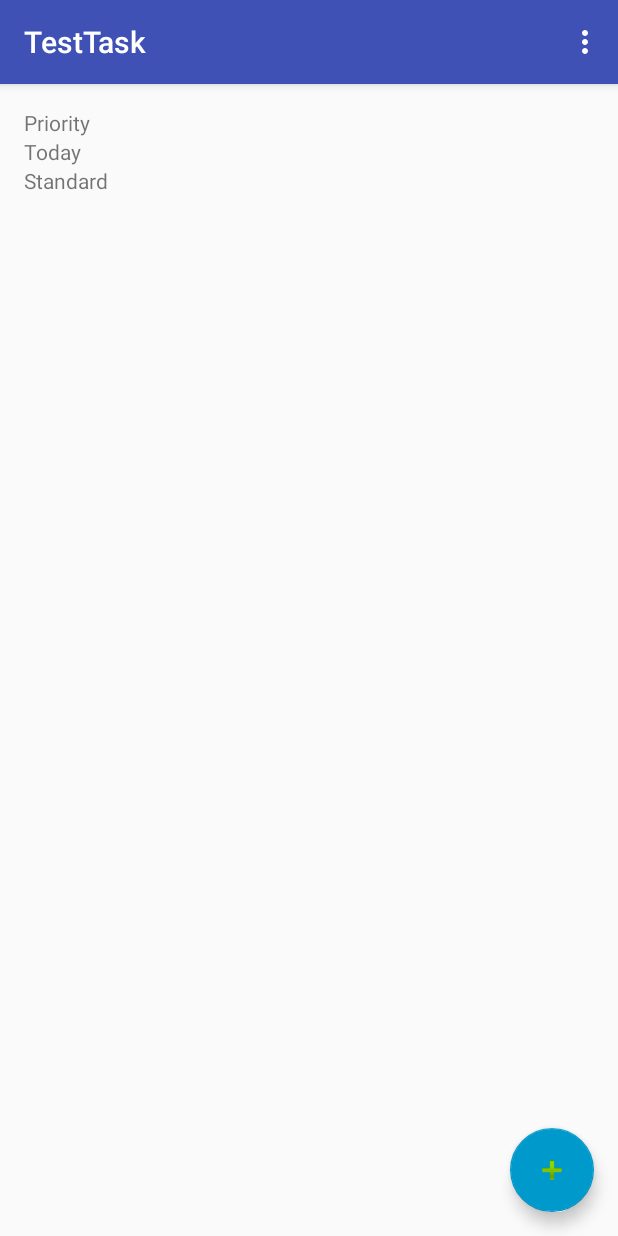
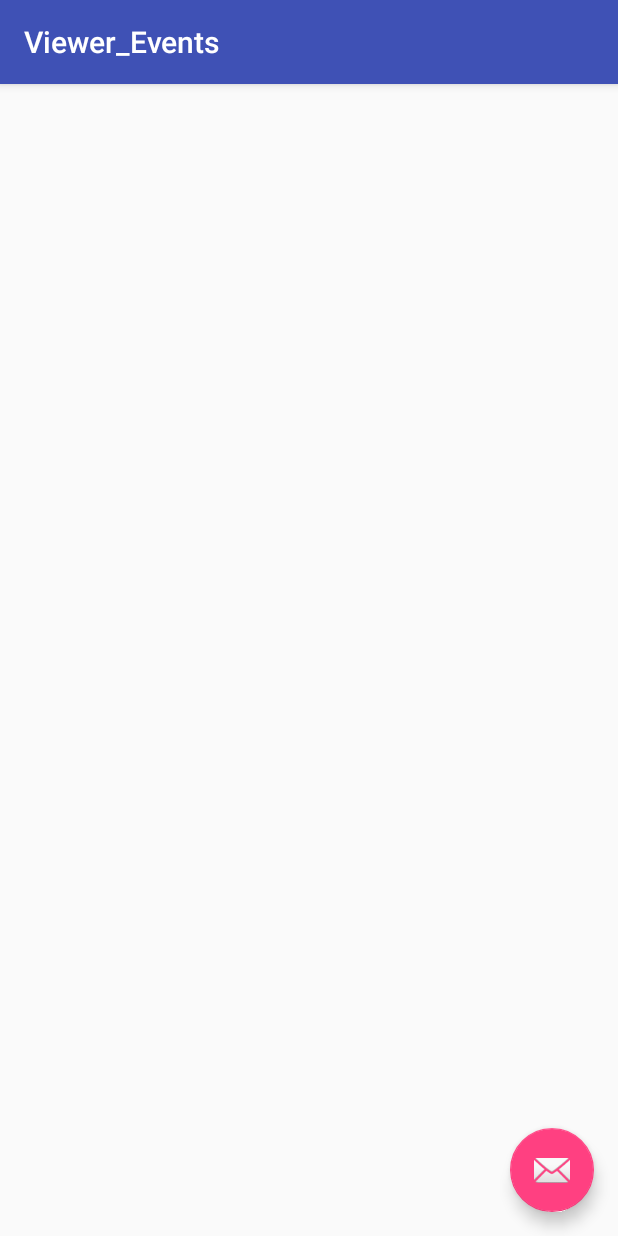
Before and after one commit to misterbee180/Test-Task, an Android app: the screen it shows after launch (Task_Display before the commit, Viewer_Events after it), in the options menu, after a tap on "View Events", on a phone screen of 412 x 824 dp. Run offline under Robolectric (Android 15) with nearby library versions, the phone set to English and light mode, and no system bars.

Commit message:
Fix Android issues, Create Event Viewer and Event Activity
There was some issues after the last move. Had to fix those.

```diff
--- a/TestTask/app/src/main/java/com/example/testtask/DatabaseAccess.java
+++ b/TestTask/app/src/main/java/com/example/testtask/DatabaseAccess.java
@@ -63,6 +63,20 @@ public class DatabaseAccess {
                         "\tPRIMARY KEY(`flngID`)\n" +
                         ");";
 
+        private static final String CREATE_EVENT_TABLE =
+                "CREATE TABLE `tblEvent` (\n" +
+                        "\t`flngID`\tINTEGER,\n" +
+                        "\t`fstrTitle`\tTEXT NOT NULL,\n" +
+                        "\t`fstrDescription`\tTEXT NOT NULL,\n" +
+                        "\tPRIMARY KEY(`flngID`)\n" +
+                        ");";
+
+        private static final String CREATE_EVENT_TO_TASK_TABLE =
+                "CREATE TABLE `tblEventToTask` (\n" +
+                        "\t`flngEventID`\tINTEGER,\n" +
+                        "\t`flngTaskID`\tINTEGER\n" +
+                        ");";
+
         TblTaskOpenHelper(Context context) {
             super(context, "TaskDatabase.db", null, 1);
         }
@@ -74,6 +88,8 @@ public class DatabaseAccess {
             db.execSQL(CREATE_SESSION_TABLE);
             db.execSQL(CREATE_TIME_TABLE);
             db.execSQL(CREATE_WEEK_TABLE);
+            db.execSQL(CREATE_EVENT_TABLE);
+            db.execSQL(CREATE_EVENT_TO_TASK_TABLE);
         }
 
         @Override
--- a/TestTask/app/src/main/java/com/example/testtask/Task_Display.java
+++ b/TestTask/app/src/main/java/com/example/testtask/Task_Display.java
@@ -268,12 +268,17 @@ public class Task_Display extends AppCompatActivity {
     }
 
     public void viewTasks() {
-        Intent intent = new Intent(this, Task_Viewer.class);
+        Intent intent = new Intent(this, Viewer_Task.class);
         startActivity(intent);
     }
 
     public void viewSessions() {
-        Intent intent = new Intent(this, Session_Viewer.class);
+        Intent intent = new Intent(this, Viewer_Session.class);
+        startActivity(intent);
+    }
+
+    public void viewEvents() {
+        Intent intent = new Intent(this, Viewer_Events.class);
         startActivity(intent);
     }
 
@@ -404,6 +409,9 @@ public class Task_Display extends AppCompatActivity {
             case R.id.action_task:
                 viewTasks();
                 break;
+            case R.id.action_event  :
+                viewEvents();
+                break;
         }
 
         return super.onOptionsItemSelected(item);
--- /dev/null
+++ b/TestTask/app/src/main/java/com/example/testtask/Viewer_Events.java
@@ -0,0 +1,101 @@
+package com.example.testtask;
+
+import android.app.Dialog;
+import android.content.DialogInterface;
+import android.content.Intent;
+import android.database.Cursor;
+import android.os.Bundle;
+import android.support.design.widget.FloatingActionButton;
+import android.support.v4.app.DialogFragment;
+import android.support.v7.app.AlertDialog;
+import android.support.v7.app.AppCompatActivity;
+import android.support.v7.widget.Toolbar;
+import android.view.View;
+import android.widget.AdapterView;
+import android.widget.ListView;
+
+public class Viewer_Events extends AppCompatActivity {
+
+    static ArrayListContainer mEventList;
+
+    @Override
+    protected void onCreate(Bundle savedInstanceState) {
+        super.onCreate(savedInstanceState);
+        setContentView(R.layout.activity_viewer_events);
+        Toolbar toolbar = (Toolbar) findViewById(R.id.toolbar);
+        setSupportActionBar(toolbar);
+
+        FloatingActionButton fab = (FloatingActionButton) findViewById(R.id.fab);
+        fab.setOnClickListener(new View.OnClickListener() {
+            @Override
+            public void onClick(View view) {
+                createNewEvent();
+            }
+        });
+        ListView mEventView = (ListView) findViewById(R.id.lsvEventList);
+        mEventList = new ArrayListContainer();
+        mEventList.LinkArrayToListView(mEventView, this);
+        //mEventList.mListView.setOnItemClickListener(itemClickListener);
+        mEventList.mListView.setOnItemLongClickListener(itemLongClickListener);
+    }
+
+    protected void onResume(){
+        super.onResume();
+        setSessionList();
+    }
+
+    AdapterView.OnItemLongClickListener itemLongClickListener = new AdapterView.OnItemLongClickListener() {
+        @Override
+        public boolean onItemLongClick(AdapterView<?> parent, View view, int position, long id) {
+            Bundle bundle = new Bundle();
+            bundle.putLong("EventID", mEventList.GetID(position));
+            DialogFragment newFragment = new Viewer_Session.ConfirmationFragment();
+            newFragment.setArguments(bundle);
+            newFragment.show(getSupportFragmentManager(), "Edit Session");
+
+            return true;
+        }
+    };
+
+    public static class ConfirmationFragment extends DialogFragment {
+        @Override
+        public Dialog onCreateDialog(Bundle savedInstanceState) {
+            final Long tmpEventID = getArguments().getLong("EventID");
+            AlertDialog.Builder builder = new AlertDialog.Builder(getActivity());
+            builder.setMessage("Edit Session")
+                    .setPositiveButton("Confirm", new DialogInterface.OnClickListener() {
+                        public void onClick(DialogInterface dialog, int id) {
+                            Intent intent = new Intent(getActivity(), Task_Session.class);
+                            intent.putExtra("EXTRA_SESSION_ID", tmpEventID);
+                            startActivity(intent);
+                        }
+                    })
+                    .setNegativeButton("Cancel", new DialogInterface.OnClickListener() {
+                        public void onClick(DialogInterface dialog, int id) {
+                            // User cancelled the dialog
+                        }
+                    });
+            // Create the AlertDialog object and return it
+            return builder.create();
+        }
+    }
+
+    public  void createNewEvent() {
+        Intent intent = new Intent(this, Task_Event.class);
+        startActivity(intent);
+    }
+
+    public void setSessionList(){
+        Cursor cursor;
+        String rawGetEvents = "SELECT * \n" +
+                "FROM tblEvent e \n";
+        cursor = Task_Display.mDataBase.rawQuery(rawGetEvents,null);
+
+        mEventList.Clear();
+        while (cursor.moveToNext()){
+            mEventList.Add(cursor.getString(cursor.getColumnIndex("fstrTitle")),cursor.getLong(cursor.getColumnIndex("flngID")));
+        }
+        mEventList.mAdapter.notifyDataSetChanged();
+    }
+
+}
--- a/TestTask/app/src/main/java/com/example/testtask/Task_Viewer.java
+++ b/TestTask/app/src/main/java/com/example/testtask/Viewer_Task.java
@@ -12,14 +12,14 @@ import android.view.View;
 import android.widget.AdapterView;
 import android.widget.ListView;
 
-public class Task_Viewer extends AppCompatActivity {
+public class Viewer_Task extends AppCompatActivity {
 
     static ArrayListContainer mTaskList;
 
     @Override
     protected void onCreate(Bundle savedInstanceState) {
         super.onCreate(savedInstanceState);
-        setContentView(R.layout.activity_task_viewer);
+        setContentView(R.layout.activity_viewer_task);
 
         ListView mTaskView = (ListView) findViewById(R.id.lsvTaskList);
         mTaskList = new ArrayListContainer();
@@ -38,7 +38,7 @@ public class Task_Viewer extends AppCompatActivity {
             Bundle bundle = new Bundle();
             bundle.putLong("TaskID", mTaskList.GetID(position));
             //Todo: Replace all of this with logic to select from various options associated with the item
-            DialogFragment newFragment = new Task_Viewer.TaskEditConfirmationFragment();
+            DialogFragment newFragment = new Viewer_Task.TaskEditConfirmationFragment();
             newFragment.setArguments(bundle);
             newFragment.show(getSupportFragmentManager(), "Edit Task");
             return true;
--- /dev/null
+++ b/TestTask/app/src/main/res/layout/activity_viewer_events.xml
@@ -0,0 +1,33 @@
+<?xml version="1.0" encoding="utf-8"?>
+<android.support.design.widget.CoordinatorLayout xmlns:android="http://schemas.android.com/apk/res/android"
+    xmlns:app="http://schemas.android.com/apk/res-auto"
+    xmlns:tools="http://schemas.android.com/tools"
+    android:layout_width="match_parent"
+    android:layout_height="match_parent"
+    tools:context="com.example.testtask.Viewer_Events">
+
+    <android.support.design.widget.AppBarLayout
+        android:layout_width="match_parent"
+        android:layout_height="wrap_content"
+        android:theme="@style/AppTheme.AppBarOverlay">
+
+        <android.support.v7.widget.Toolbar
+            android:id="@+id/toolbar"
+            android:layout_width="match_parent"
+            android:layout_height="?attr/actionBarSize"
+            android:background="?attr/colorPrimary"
+            app:popupTheme="@style/AppTheme.PopupOverlay" />
+
+    </android.support.design.widget.AppBarLayout>
+
+    <include layout="@layout/content_viewer_events" />
+
+    <android.support.design.widget.FloatingActionButton
+        android:id="@+id/fab"
+        android:layout_width="wrap_content"
+        android:layout_height="wrap_content"
+        android:layout_gravity="bottom|end"
+        android:layout_margin="@dimen/fab_margin"
+        app:srcCompat="@android:drawable/ic_dialog_email" />
+
+</android.support.design.widget.CoordinatorLayout>
--- a/TestTask/app/src/main/res/layout/activity_session_viewer.xml
+++ b/TestTask/app/src/main/res/layout/activity_viewer_session.xml
@@ -4,7 +4,7 @@
     xmlns:tools="http://schemas.android.com/tools"
     android:layout_width="match_parent"
     android:layout_height="match_parent"
-    tools:context="com.example.testtask.Session_Viewer">
+    tools:context="com.example.testtask.Viewer_Session">
 
     <android.support.design.widget.AppBarLayout
         android:layout_width="match_parent"
@@ -20,7 +20,7 @@
 
     </android.support.design.widget.AppBarLayout>
 
-    <include layout="@layout/content_session_viewer" />
+    <include layout="@layout/content_viewer_session" />
 
     <android.support.design.widget.FloatingActionButton
         android:id="@+id/fab"
--- a/TestTask/app/src/main/res/layout/content_session_viewer.xml
+++ b/TestTask/app/src/main/res/layout/content_viewer_events.xml
@@ -5,11 +5,11 @@
     android:layout_width="match_parent"
     android:layout_height="match_parent"
     app:layout_behavior="@string/appbar_scrolling_view_behavior"
-    tools:context="com.example.testtask.Session_Viewer"
-    tools:showIn="@layout/activity_session_viewer">
+    tools:context="com.example.testtask.Viewer_Events"
+    tools:showIn="@layout/activity_viewer_events">
 
     <ListView
-        android:id="@+id/lsvSessionList"
+        android:id="@+id/lsvEventList"
         android:layout_width="0dp"
         android:layout_height="495dp"
         android:layout_marginEnd="16dp"
--- a/TestTask/app/src/main/res/values/strings.xml
+++ b/TestTask/app/src/main/res/values/strings.xml
@@ -46,4 +46,6 @@
     <!--Activity Titles-->
     <string name="title_activity_session_viewer">Sessions</string>
     <string name="title_activity_task_viewer">Tasks</string>
+    <string name="title_activity_viewer__events">Viewer_Events</string>
+    <string name="title_activity_task__event">Task_Event</string>
 </resources>
```
Also changed, not shown: TestTask/app/src/main/AndroidManifest.xml (+12 -3 lines), TestTask/app/src/main/java/com/example/testtask/Task_Event.java (added, +82 -0 lines), TestTask/app/src/main/java/com/example/testtask/Viewer_Session.java (renamed from TestTask/app/src/main/java/com/example/testtask/Session_Viewer.java, +4 -4 lines), TestTask/app/src/main/res/layout/activity_task_event.xml (added, +33 -0 lines), TestTask/app/src/main/res/layout/activity_viewer_task.xml (added, +21 -0 lines), TestTask/app/src/main/res/layout/content_task_event.xml (added, +87 -0 lines), TestTask/app/src/main/res/layout/content_viewer_session.xml (renamed from TestTask/app/src/main/res/layout/activity_task_viewer.xml, +5 -3 lines).
